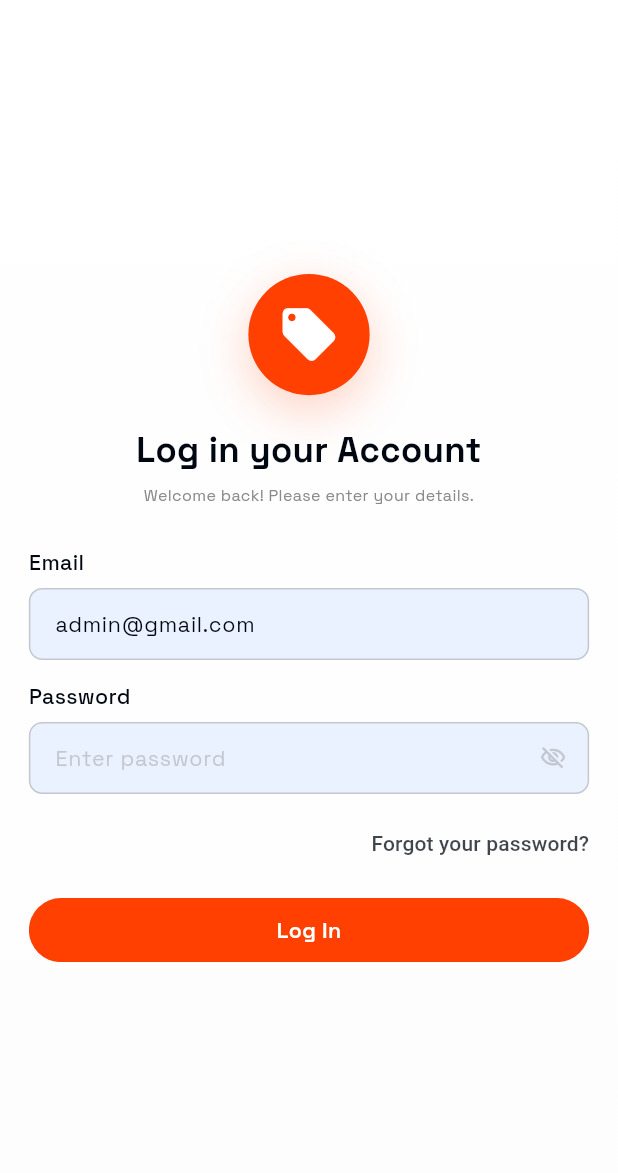
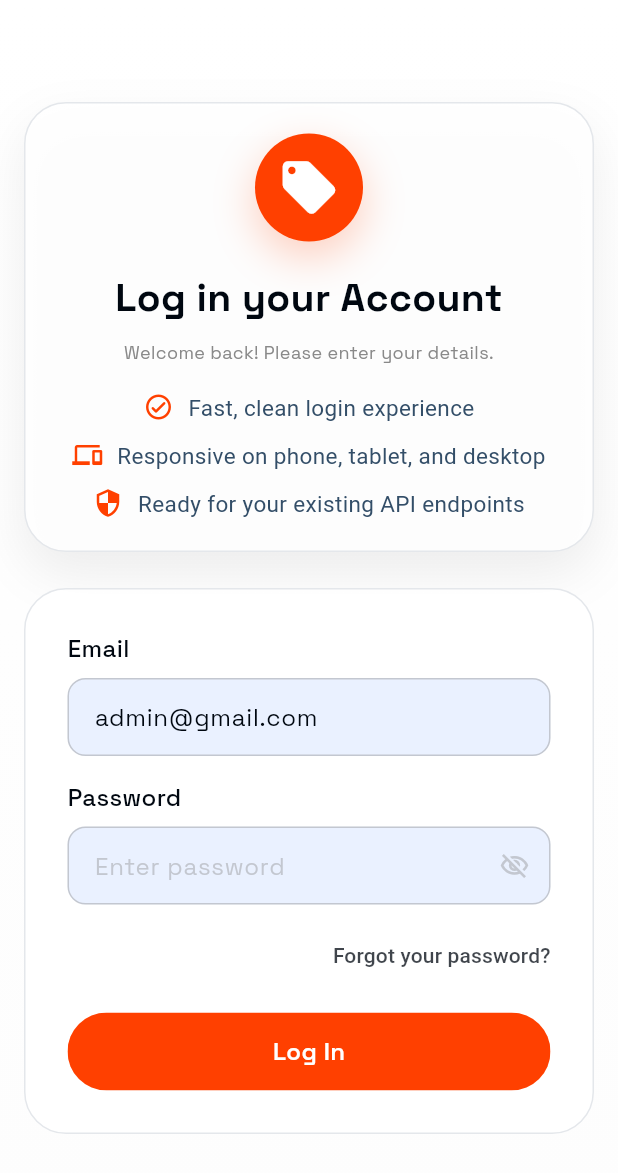
Before and after one commit to Tarikul-Islam-Shykat/local-coupns-flutter-web, a Flutter app: the screen it shows after launch, on a phone screen of 412 x 824 dp. Shown: the top 1173 px of the screen. Run offline on Flutter 3.47's test engine with Material 3 defaults, Android fonts, the phone set to English and light mode, and no system bars; our stand-ins replace cached_network_image, dio, flutter_screenutil, flutter_secure_storage, get, google_fonts and 3 more; missing offline and left inert: webview_flutter_android, webview_flutter_wkwebview; accounts and stored records are empty.

Commit message:
Make login page responsive

```diff
--- a/lib/features/auth/login/ui/login_page.dart
+++ b/lib/features/auth/login/ui/login_page.dart
@@ -1,5 +1,4 @@
 import 'package:flutter/material.dart';
-import 'package:flutter_screenutil/flutter_screenutil.dart';
 import 'package:get/get.dart';
 
 import '../../../../const/app_colors.dart';
@@ -19,35 +18,205 @@ class LoginPage extends GetView<LoginController> {
         children: [
           const Positioned.fill(child: _LoginBackground()),
           SafeArea(
-            child: Center(
+            child: LayoutBuilder(
+              builder: (context, constraints) {
+                final width = constraints.maxWidth;
+                final isDesktop = width >= 1024;
+                final isTablet = width >= 720 && width < 1024;
+                final horizontalPadding = isDesktop
+                    ? 32.0
+                    : isTablet
+                    ? 24.0
+                    : 16.0;
+                final contentWidth = isDesktop ? 1180.0 : 560.0;
+
+                return Center(
                   child: SingleChildScrollView(
-                padding: EdgeInsets.symmetric(horizontal: 20.w, vertical: 24.h),
+                    padding: EdgeInsets.symmetric(
+                      horizontal: horizontalPadding,
+                      vertical: isDesktop ? 32 : 20,
+                    ),
                     child: ConstrainedBox(
-                  constraints: const BoxConstraints(maxWidth: 440),
-                  child: Form(
-                    key: controller.formKey,
+                      constraints: BoxConstraints(maxWidth: contentWidth),
+                      child: isDesktop
+                          ? Row(
+                              crossAxisAlignment: CrossAxisAlignment.center,
+                              children: [
+                                const Expanded(flex: 5, child: _HeroPanel()),
+                                const SizedBox(width: 28),
+                                Expanded(
+                                  flex: 5,
+                                  child: _FormPanel(controller: controller),
+                                ),
+                              ],
+                            )
+                          : Column(
+                              mainAxisSize: MainAxisSize.min,
+                              children: [
+                                const _HeroPanel(compact: true),
+                                const SizedBox(height: 24),
+                                _FormPanel(controller: controller),
+                              ],
+                            ),
+                    ),
+                  ),
+                );
+              },
+            ),
+          ),
+        ],
+      ),
+    );
+  }
+}
+
+class _HeroPanel extends StatelessWidget {
+  const _HeroPanel({this.compact = false});
+
+  final bool compact;
+
+  @override
+  Widget build(BuildContext context) {
+    return Container(
+      width: double.infinity,
+      padding: EdgeInsets.all(compact ? 20 : 32),
+      decoration: BoxDecoration(
+        borderRadius: BorderRadius.circular(28),
+        color: Colors.white.withValues(alpha: 0.88),
+        border: Border.all(color: const Color(0xFFE4E7EB)),
+        boxShadow: const [
+          BoxShadow(
+            color: Color(0x12000000),
+            blurRadius: 28,
+            offset: Offset(0, 14),
+          ),
+        ],
+      ),
       child: Column(
-                      mainAxisAlignment: MainAxisAlignment.center,
+        crossAxisAlignment: compact
+            ? CrossAxisAlignment.center
+            : CrossAxisAlignment.start,
+        mainAxisSize: MainAxisSize.min,
         children: [
-                        const _LogoBadge(),
-                        SizedBox(height: 22.h),
+          Container(
+            width: compact ? 72 : 88,
+            height: compact ? 72 : 88,
+            decoration: BoxDecoration(
+              color: AppColors.buttonColors,
+              shape: BoxShape.circle,
+              boxShadow: [
+                BoxShadow(
+                  color: AppColors.buttonColors.withValues(alpha: 0.25),
+                  blurRadius: 24,
+                  offset: const Offset(0, 10),
+                ),
+              ],
+            ),
+            child: const Icon(
+              Icons.local_offer_rounded,
+              color: Colors.white,
+              size: 42,
+            ),
+          ),
+          SizedBox(height: compact ? 18 : 24),
           headingText(
             text: 'Log in your Account',
             fontWeight: FontWeight.w700,
             color: AppColors.blackColor,
-                          textAlign: TextAlign.center,
+            textAlign: compact ? TextAlign.center : TextAlign.start,
             overflow: TextOverflow.visible,
             maxLines: 2,
           ),
-                        SizedBox(height: 8.h),
+          const SizedBox(height: 10),
           smallText(
             text: 'Welcome back! Please enter your details.',
             color: AppColors.hintTextColor,
-                          textAlign: TextAlign.center,
+            textAlign: compact ? TextAlign.center : TextAlign.start,
             overflow: TextOverflow.visible,
             maxLines: 2,
           ),
-                        SizedBox(height: 30.h),
+          SizedBox(height: compact ? 18 : 26),
+          _BulletRow(
+            compact: compact,
+            icon: Icons.check_circle_outline_rounded,
+            text: 'Fast, clean login experience',
+          ),
+          SizedBox(height: compact ? 10 : 12),
+          _BulletRow(
+            compact: compact,
+            icon: Icons.devices_outlined,
+            text: 'Responsive on phone, tablet, and desktop',
+          ),
+          SizedBox(height: compact ? 10 : 12),
+          _BulletRow(
+            compact: compact,
+            icon: Icons.security_outlined,
+            text: 'Ready for your existing API endpoints',
+          ),
+        ],
+      ),
+    );
+  }
+}
+
+class _BulletRow extends StatelessWidget {
+  const _BulletRow({
+    required this.compact,
+    required this.icon,
+    required this.text,
+  });
+
+  final bool compact;
+  final IconData icon;
+  final String text;
+
+  @override
+  Widget build(BuildContext context) {
+    return Row(
+      mainAxisAlignment: compact
+          ? MainAxisAlignment.center
+          : MainAxisAlignment.start,
+      crossAxisAlignment: CrossAxisAlignment.start,
+      children: [
+        Icon(icon, size: 20, color: AppColors.buttonColors),
+        const SizedBox(width: 10),
+        Flexible(
+          child: Text(
+            text,
+            textAlign: compact ? TextAlign.center : TextAlign.start,
+            style: const TextStyle(
+              fontSize: 15,
+              height: 1.45,
+              color: Color(0xFF334E68),
+            ),
+          ),
+        ),
+      ],
+    );
+  }
+}
+
+class _FormPanel extends StatelessWidget {
+  const _FormPanel({required this.controller});
+
+  final LoginController controller;
+
+  @override
+  Widget build(BuildContext context) {
+    return Container(
+      width: double.infinity,
+      padding: const EdgeInsets.all(28),
+      decoration: BoxDecoration(
+        borderRadius: BorderRadius.circular(28),
+        color: Colors.white.withValues(alpha: 0.9),
+        border: Border.all(color: const Color(0xFFE4E7EB)),
+      ),
+      child: Form(
+        key: controller.formKey,
+        child: Column(
+          mainAxisSize: MainAxisSize.min,
+          crossAxisAlignment: CrossAxisAlignment.stretch,
+          children: [
             Align(
               alignment: Alignment.centerLeft,
               child: normalText(
@@ -56,16 +225,16 @@ class LoginPage extends GetView<LoginController> {
                 color: AppColors.blackColor,
               ),
             ),
-                        SizedBox(height: 8.h),
+            const SizedBox(height: 8),
             GlobalTextField(
               controller: controller.emailController,
               hintText: 'admin@gmail.com',
               keyboardType: TextInputType.emailAddress,
               validator: controller.validateEmail,
               fillColor: const Color(0xFFEAF1FF),
-                          borderRadius: 10,
+              borderRadius: 12,
             ),
-                        SizedBox(height: 16.h),
+            const SizedBox(height: 16),
             Align(
               alignment: Alignment.centerLeft,
               child: normalText(
@@ -74,16 +243,16 @@ class LoginPage extends GetView<LoginController> {
                 color: AppColors.blackColor,
               ),
             ),
-                        SizedBox(height: 8.h),
+            const SizedBox(height: 8),
             GlobalTextField(
               controller: controller.passwordController,
               hintText: 'Enter password',
               isHidden: true,
               validator: controller.validatePassword,
               fillColor: const Color(0xFFEAF1FF),
-                          borderRadius: 10,
+              borderRadius: 12,
             ),
-                        SizedBox(height: 10.h),
+            const SizedBox(height: 10),
             Align(
               alignment: Alignment.centerRight,
               child: TextButton(
@@ -94,60 +263,27 @@ class LoginPage extends GetView<LoginController> {
                   );
                 },
                 style: TextButton.styleFrom(
-                              foregroundColor: AppColors.secondaryColor
-                                  .withValues(alpha: 0.75),
+                  foregroundColor: AppColors.secondaryColor.withValues(
+                    alpha: 0.75,
+                  ),
                   padding: EdgeInsets.zero,
                 ),
                 child: const Text('Forgot your password?'),
               ),
             ),
-                        SizedBox(height: 14.h),
+            const SizedBox(height: 14),
             Obx(
               () => GlobalAppButton(
                 text: 'Log In',
                 onTap: controller.submitLogin,
                 isLoading: controller.isLoading.value,
-                            height: 48.h,
-                            borderRadius: 28,
+                height: 52,
+                borderRadius: 999,
                 backgroundColor: AppColors.buttonColors,
               ),
             ),
           ],
         ),
-                  ),
-                ),
-              ),
-            ),
-          ),
-        ],
-      ),
-    );
-  }
-}
-
-class _LogoBadge extends StatelessWidget {
-  const _LogoBadge();
-
-  @override
-  Widget build(BuildContext context) {
-    return Container(
-      width: 84.w,
-      height: 84.w,
-      decoration: BoxDecoration(
-        color: AppColors.buttonColors,
-        shape: BoxShape.circle,
-        boxShadow: [
-          BoxShadow(
-            color: AppColors.buttonColors.withValues(alpha: 0.24),
-            blurRadius: 28,
-            offset: const Offset(0, 10),
-          ),
-        ],
-      ),
-      child: const Icon(
-        Icons.local_offer_rounded,
-        color: Colors.white,
-        size: 42,
       ),
     );
   }
@@ -159,10 +295,9 @@ class _LoginBackground extends StatelessWidget {
   @override
   Widget build(BuildContext context) {
     return CustomPaint(
-      painter: _GridPainter(lineColor: const Color(0xFFE8E8E8), spacing: 48),
+      painter: _GridPainter(lineColor: const Color(0xFFE9E9E9), spacing: 56),
       child: Container(
         decoration: const BoxDecoration(
-          color: Colors.white,
           gradient: LinearGradient(
             begin: Alignment.topCenter,
             end: Alignment.bottomCenter,
--- a/lib/global/app_btn.dart
+++ b/lib/global/app_btn.dart
@@ -1,5 +1,4 @@
 import 'package:flutter/material.dart';
-import 'package:flutter_screenutil/flutter_screenutil.dart';
 import '../const/app_colors.dart';
 import 'custom_text.dart';
 
@@ -43,22 +42,22 @@ class GlobalAppButton extends StatelessWidget {
       child: Ink(
         decoration: BoxDecoration(
           color: active ? _resolvedBackground : _resolvedDisabledColor,
-          borderRadius: BorderRadius.circular(borderRadius.r),
+          borderRadius: BorderRadius.circular(borderRadius),
         ),
         child: InkWell(
-          borderRadius: BorderRadius.circular(borderRadius.r),
+          borderRadius: BorderRadius.circular(borderRadius),
           splashColor: Colors.white.withOpacity(0.3), // ripple color
           highlightColor: Colors.white.withOpacity(0.1),
           onTap: active ? onTap : null,
           child: AnimatedContainer(
             duration: const Duration(milliseconds: 200),
             width: width,
-            height: height ?? 52.h,
+            height: height ?? 52,
             alignment: Alignment.center,
             child: isLoading
                 ? SizedBox(
-                    width: 22.w,
-                    height: 22.w,
+                    width: 22,
+                    height: 22,
                     child: CircularProgressIndicator(
                       strokeWidth: 2.5,
                       valueColor: AlwaysStoppedAnimation<Color>(textColor),
@@ -110,7 +109,7 @@ GlobalAppButton(
   text: 'Verify',
   onTap: () {},
   width: 160.w,
-  height: 44.h,
+  height: 44,
 ),
 
 // 6. Toggling enabled based on form state
--- a/lib/global/custom_text.dart
+++ b/lib/global/custom_text.dart
@@ -1,5 +1,4 @@
 import 'package:flutter/material.dart';
-import 'package:flutter_screenutil/flutter_screenutil.dart';
 import 'package:google_fonts/google_fonts.dart';
 
 Widget headingText({
@@ -20,7 +19,7 @@ Widget headingText({
         overflow: overflow,
         style: GoogleFonts.spaceGrotesk(
           color: color,
-          fontSize: 26.sp,
+          fontSize: 26,
           fontWeight: fontWeight,
         ),
       ),
@@ -46,7 +45,7 @@ Widget normalText({
         overflow: overflow,
         style: GoogleFonts.spaceGrotesk(
           color: color,
-          fontSize: 16.sp,
+          fontSize: 16,
           fontWeight: fontWeight,
         ),
       ),
@@ -72,7 +71,7 @@ Widget normalTextv2({
         overflow: overflow,
         style: GoogleFonts.spaceGrotesk(
           color: color,
-          fontSize: 14.sp,
+          fontSize: 14,
           fontWeight: fontWeight,
         ),
       ),
@@ -98,7 +97,7 @@ Widget smallText({
         overflow: overflow,
         style: GoogleFonts.spaceGrotesk(
           color: color,
-          fontSize: 12.sp,
+          fontSize: 12,
           fontWeight: fontWeight,
         ),
       ),
@@ -124,7 +123,7 @@ Widget smallerText({
         overflow: overflow,
         style: GoogleFonts.spaceGrotesk(
           color: color,
-          fontSize: 10.sp,
+          fontSize: 10,
           fontWeight: fontWeight,
         ),
       ),
--- a/lib/global/text_form_field.dart
+++ b/lib/global/text_form_field.dart
@@ -1,6 +1,5 @@
 import 'package:flutter/material.dart';
 import 'package:flutter/services.dart';
-import 'package:flutter_screenutil/flutter_screenutil.dart';
 import 'package:google_fonts/google_fonts.dart';
 
 import '../const/app_colors.dart';
@@ -123,13 +122,13 @@ class _GlobalTextFieldState extends State<GlobalTextField> {
                   Icon(
                     Icons.visibility_off_outlined,
                     color: _resolvedInactiveColor,
-                    size: 20.sp,
+                    size: 20,
                   ))
             : (widget.customVisibilityOnIcon ??
                   Icon(
                     Icons.visibility_outlined,
                     color: _resolvedActiveColor,
-                    size: 20.sp,
+                    size: 20,
                   )),
       );
     }
@@ -154,7 +153,7 @@ class _GlobalTextFieldState extends State<GlobalTextField> {
                 color: widget.readOnly ? Colors.grey : AppColors.blackColor,
               ),
               if (widget.isMandatory) ...[
-                SizedBox(width: 2.w),
+                const SizedBox(width: 2),
                 smallText(
                   text: '*',
                   color: Colors.red,
@@ -163,7 +162,7 @@ class _GlobalTextFieldState extends State<GlobalTextField> {
               ],
             ],
           ),
-          SizedBox(height: 6.h),
+          const SizedBox(height: 6),
         ],
 
         // ── Field ───────────────────────────────────────────────────
@@ -178,12 +177,12 @@ class _GlobalTextFieldState extends State<GlobalTextField> {
           style: GoogleFonts.spaceGrotesk(
             color: widget.readOnly ? Colors.grey : AppColors.blackColor,
             fontWeight: FontWeight.w400,
-            fontSize: 16.sp,
+            fontSize: 16,
           ),
           decoration: InputDecoration(
             errorStyle: GoogleFonts.spaceGrotesk(
               color: Colors.red,
-              fontSize: 12.sp,
+              fontSize: 12,
               fontWeight: FontWeight.w400,
             ),
             hintText: widget.hintText,
@@ -192,36 +191,36 @@ class _GlobalTextFieldState extends State<GlobalTextField> {
             hintStyle: GoogleFonts.spaceGrotesk(
               color: _resolvedInactiveColor,
               fontWeight: FontWeight.w400,
-              fontSize: 16.sp,
+              fontSize: 16,
             ),
             fillColor: _resolvedFillColor,
             filled: true,
-            contentPadding: EdgeInsets.symmetric(
-              vertical: 14.h,
-              horizontal: 14.w,
+            contentPadding: const EdgeInsets.symmetric(
+              vertical: 14,
+              horizontal: 14,
             ),
             enabledBorder: OutlineInputBorder(
               borderSide: BorderSide(color: _resolvedInactiveColor, width: 1),
-              borderRadius: BorderRadius.circular(widget.borderRadius.r),
+              borderRadius: BorderRadius.circular(widget.borderRadius),
             ),
             focusedBorder: OutlineInputBorder(
               borderSide: BorderSide(color: _resolvedActiveColor, width: 1.5),
-              borderRadius: BorderRadius.circular(widget.borderRadius.r),
+              borderRadius: BorderRadius.circular(widget.borderRadius),
             ),
             errorBorder: OutlineInputBorder(
               borderSide: const BorderSide(color: Colors.red, width: 1),
-              borderRadius: BorderRadius.circular(widget.borderRadius.r),
+              borderRadius: BorderRadius.circular(widget.borderRadius),
             ),
             focusedErrorBorder: OutlineInputBorder(
               borderSide: const BorderSide(color: Colors.red, width: 1.5),
-              borderRadius: BorderRadius.circular(widget.borderRadius.r),
+              borderRadius: BorderRadius.circular(widget.borderRadius),
             ),
             disabledBorder: OutlineInputBorder(
               borderSide: BorderSide(
                 color: Colors.grey.withValues(alpha: 0.3),
                 width: 1,
               ),
-              borderRadius: BorderRadius.circular(widget.borderRadius.r),
+              borderRadius: BorderRadius.circular(widget.borderRadius),
             ),
           ),
           validator: widget.validator,
```
Also changed, not shown: 9 other files. Lines whose indentation alone changed are shown as unchanged.
